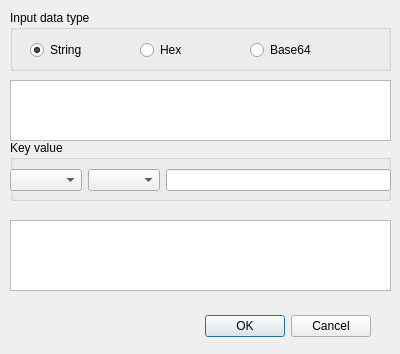
The window that BerViewer/gen_hmac_dlg.ui (jykim74/BerEditor) describes before a commit, drawn with Qt 5.
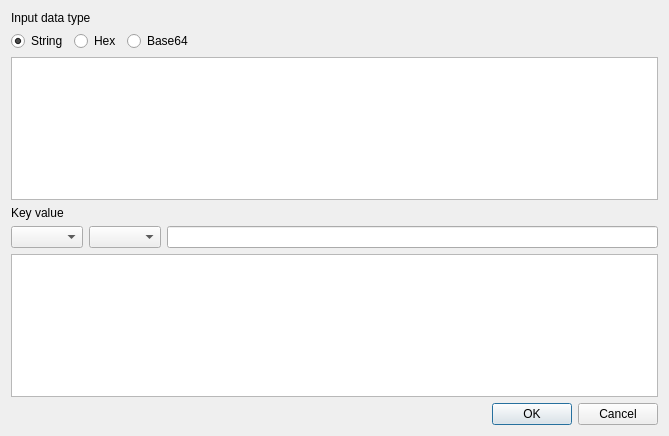
The same window after the commit.

What changed in the file:
```diff
--- a/BerViewer/gen_hmac_dlg.ui
+++ b/BerViewer/gen_hmac_dlg.ui
@@ -6,56 +6,25 @@
    <rect>
     <x>0</x>
     <y>0</y>
-    <width>400</width>
-    <height>354</height>
+    <width>669</width>
+    <height>436</height>
    </rect>
   </property>
   <property name="windowTitle">
    <string>Dialog</string>
   </property>
-  <widget class="QDialogButtonBox" name="buttonBox">
-   <property name="geometry">
-    <rect>
-     <x>30</x>
-     <y>310</y>
-     <width>341</width>
-     <height>32</height>
-    </rect>
-   </property>
-   <property name="orientation">
-    <enum>Qt::Horizontal</enum>
-   </property>
-   <property name="standardButtons">
-    <set>QDialogButtonBox::Cancel|QDialogButtonBox::Ok</set>
-   </property>
-  </widget>
-  <widget class="QGroupBox" name="groupBox">
-   <property name="geometry">
-    <rect>
-     <x>10</x>
-     <y>10</y>
-     <width>381</width>
-     <height>61</height>
-    </rect>
-   </property>
-   <property name="title">
+  <layout class="QVBoxLayout" name="verticalLayout">
+   <item>
+    <widget class="QLabel" name="label">
+     <property name="text">
     <string>Input data type</string>
    </property>
-   <property name="flat">
-    <bool>false</bool>
-   </property>
-   <property name="checkable">
-    <bool>false</bool>
-   </property>
+    </widget>
+   </item>
+   <item>
+    <layout class="QHBoxLayout" name="horizontalLayout">
+     <item>
    <widget class="QRadioButton" name="mInputStringBtn">
-    <property name="geometry">
-     <rect>
-      <x>20</x>
-      <y>30</y>
-      <width>100</width>
-      <height>20</height>
-     </rect>
-    </property>
     <property name="text">
      <string>String</string>
     </property>
@@ -63,87 +32,73 @@
      <bool>true</bool>
     </property>
    </widget>
+     </item>
+     <item>
    <widget class="QRadioButton" name="mInputHexBtn">
-    <property name="geometry">
-     <rect>
-      <x>130</x>
-      <y>30</y>
-      <width>100</width>
-      <height>20</height>
-     </rect>
-    </property>
     <property name="text">
      <string>Hex</string>
     </property>
    </widget>
+     </item>
+     <item>
    <widget class="QRadioButton" name="mInputBase64Btn">
-    <property name="geometry">
-     <rect>
-      <x>240</x>
-      <y>30</y>
-      <width>100</width>
-      <height>20</height>
-     </rect>
-    </property>
     <property name="text">
      <string>Base64</string>
     </property>
    </widget>
-  </widget>
-  <widget class="QPlainTextEdit" name="mInputText">
-   <property name="geometry">
-    <rect>
-     <x>10</x>
-     <y>80</y>
-     <width>381</width>
-     <height>61</height>
-    </rect>
-   </property>
-  </widget>
-  <widget class="QGroupBox" name="groupBox_2">
-   <property name="geometry">
-    <rect>
-     <x>10</x>
-     <y>140</y>
-     <width>381</width>
-     <height>61</height>
-    </rect>
-   </property>
-   <property name="title">
+     </item>
+     <item>
+      <spacer name="horizontalSpacer">
+       <property name="orientation">
+        <enum>Qt::Horizontal</enum>
+       </property>
+       <property name="sizeHint" stdset="0">
+        <size>
+         <width>40</width>
+         <height>20</height>
+        </size>
+       </property>
+      </spacer>
+     </item>
+    </layout>
+   </item>
+   <item>
+    <widget class="QPlainTextEdit" name="mInputText"/>
+   </item>
+   <item>
+    <widget class="QLabel" name="label_2">
+     <property name="text">
     <string>Key value</string>
    </property>
-   <widget class="QWidget" name="gridLayoutWidget">
-    <property name="geometry">
-     <rect>
-      <x>0</x>
-      <y>20</y>
-      <width>381</width>
-      <height>41</height>
-     </rect>
-    </property>
-    <layout class="QGridLayout" name="gridLayout">
-     <item row="0" column="0">
+    </widget>
+   </item>
+   <item>
+    <layout class="QHBoxLayout" name="horizontalLayout_2">
+     <item>
       <widget class="QComboBox" name="mAlgTypeCombo"/>
      </item>
-     <item row="0" column="1">
+     <item>
       <widget class="QComboBox" name="mKeyTypeCombo"/>
      </item>
-     <item row="0" column="2">
+     <item>
       <widget class="QLineEdit" name="mKeyText"/>
      </item>
     </layout>
-   </widget>
-  </widget>
-  <widget class="QPlainTextEdit" name="mOutputText">
-   <property name="geometry">
-    <rect>
-     <x>10</x>
-     <y>220</y>
-     <width>381</width>
-     <height>71</height>
-    </rect>
-   </property>
-  </widget>
+   </item>
+   <item>
+    <widget class="QPlainTextEdit" name="mOutputText"/>
+   </item>
+   <item>
+    <widget class="QDialogButtonBox" name="buttonBox">
+     <property name="orientation">
+      <enum>Qt::Horizontal</enum>
+     </property>
+     <property name="standardButtons">
+      <set>QDialogButtonBox::Cancel|QDialogButtonBox::Ok</set>
+     </property>
+    </widget>
+   </item>
+  </layout>
  </widget>
  <resources/>
  <connections>
```
Lines whose indentation alone changed are shown as unchanged.
